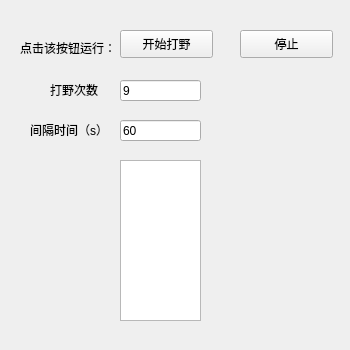
Old version of the form yxwddaye/art/ui/jui.ui in the repository gudaofengyang/gamescript.
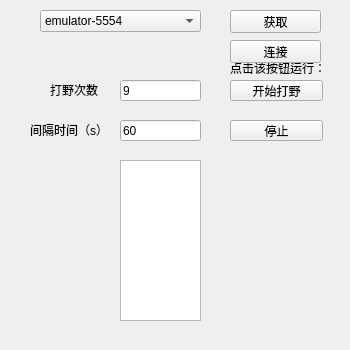
New version of the form.

The edit to the form file:
```diff
--- a/yxwddaye/art/ui/jui.ui
+++ b/yxwddaye/art/ui/jui.ui
@@ -16,10 +16,10 @@
   <widget class="QPushButton" name="pushButton">
    <property name="geometry">
     <rect>
-     <x>120</x>
-     <y>30</y>
+     <x>230</x>
+     <y>80</y>
      <width>93</width>
-     <height>28</height>
+     <height>21</height>
     </rect>
    </property>
    <property name="text">
@@ -29,8 +29,8 @@
   <widget class="QLabel" name="label">
    <property name="geometry">
     <rect>
-     <x>20</x>
-     <y>40</y>
+     <x>230</x>
+     <y>60</y>
      <width>111</width>
      <height>16</height>
     </rect>
@@ -94,10 +94,10 @@
   <widget class="QPushButton" name="pushButton_2">
    <property name="geometry">
     <rect>
-     <x>240</x>
-     <y>30</y>
+     <x>230</x>
+     <y>120</y>
      <width>93</width>
-     <height>28</height>
+     <height>21</height>
     </rect>
    </property>
    <property name="text">
@@ -114,6 +114,55 @@
     </rect>
    </property>
   </widget>
+  <widget class="QComboBox" name="deviceslist">
+   <property name="enabled">
+    <bool>true</bool>
+   </property>
+   <property name="geometry">
+    <rect>
+     <x>40</x>
+     <y>10</y>
+     <width>161</width>
+     <height>22</height>
+    </rect>
+   </property>
+   <item>
+    <property name="text">
+     <string>emulator-5554</string>
+    </property>
+   </item>
+   <item>
+    <property name="text">
+     <string>emulator-5555</string>
+    </property>
+   </item>
+  </widget>
+  <widget class="QPushButton" name="pushdeviceslist">
+   <property name="geometry">
+    <rect>
+     <x>230</x>
+     <y>10</y>
+     <width>91</width>
+     <height>23</height>
+    </rect>
+   </property>
+   <property name="text">
+    <string>获取</string>
+   </property>
+  </widget>
+  <widget class="QPushButton" name="pushButton_3">
+   <property name="geometry">
+    <rect>
+     <x>230</x>
+     <y>40</y>
+     <width>91</width>
+     <height>23</height>
+    </rect>
+   </property>
+   <property name="text">
+    <string>连接</string>
+   </property>
+  </widget>
  </widget>
  <resources/>
  <connections/>
```
